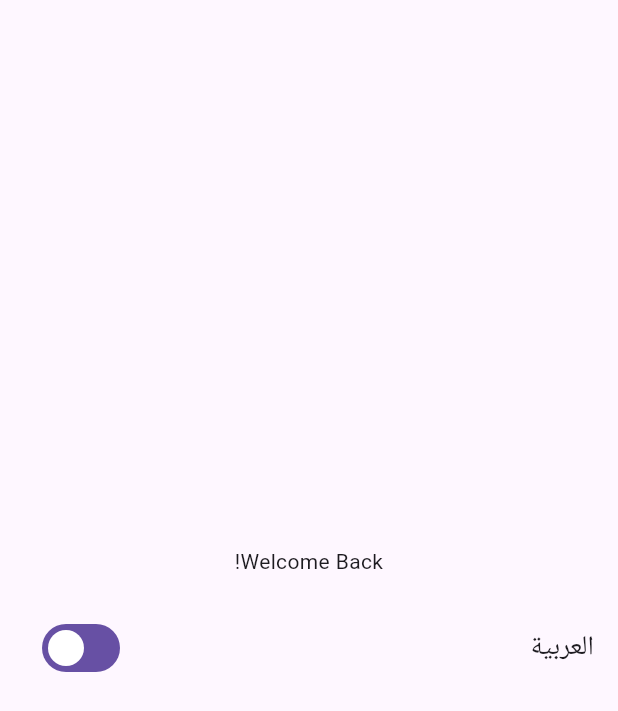
After one commit to habibagamal23/ecommerce_withSolid, a Flutter app: the OnboardingScreen screen opened by its route, after a tap on "English", on a phone screen of 412 x 824 dp. The commit adds this screen. Shown: the top 711 px of the screen. Run offline on Flutter 3.47's test engine with Material 3 defaults, Android fonts, the phone set to English and light mode, and no system bars; our stand-ins replace awesome_dialog, bloc, dio, easy_localization, flutter_bloc, flutter_screenutil and 5 more; accounts and stored records are empty.

Commit message:
add loc but still not working good

```diff
--- /dev/null
+++ b/lib/app_logic/localization/localization_cubit.dart
@@ -0,0 +1,25 @@
+import 'package:bloc/bloc.dart';
+import 'package:easy_localization/easy_localization.dart';
+import 'package:flutter/material.dart';
+import 'package:meta/meta.dart';
+
+part 'localization_state.dart';
+
+class LocalizationCubit extends Cubit<LocalizationState> {
+  LocalizationCubit() : super(const LocalizationInitial(Locale('en')));
+
+  // Toggle between English and Arabic locales
+  void toggleLocale() {
+    final currentLocale = state.locale;
+    Locale newLocale;
+
+    if (currentLocale.languageCode == 'en') {
+      newLocale = const Locale('ar');
+    } else {
+      newLocale = const Locale('en');
+    }
+
+    // Emit new state with the updated locale
+    emit(LocalizationChanged(newLocale));
+  }
+}
--- /dev/null
+++ b/lib/app_logic/localization/localization_state.dart
@@ -0,0 +1,15 @@
+part of 'localization_cubit.dart';
+
+@immutable
+abstract class LocalizationState {
+  final Locale locale;
+  const LocalizationState(this.locale);
+}
+
+class LocalizationInitial extends LocalizationState {
+  const LocalizationInitial(Locale locale) : super(locale);
+}
+
+class LocalizationChanged extends LocalizationState {
+  const LocalizationChanged(Locale locale) : super(locale);
+}
--- a/lib/core/di/di.dart
+++ b/lib/core/di/di.dart
@@ -19,7 +19,7 @@ void setGetit() {
 
   /// repositry
   getit.registerLazySingleton<LoginRepository>(
-          () => LoginRepositoryImpl(getit<ApiConsumer>()));
+      () => LoginRepositoryImpl(getit<ApiConsumer>()));
 
   ///cubit
   getit.registerFactory<LoginCubit>(() => LoginCubit(getit<LoginRepository>()));
--- a/lib/core/route/approuter.dart
+++ b/lib/core/route/approuter.dart
@@ -1,23 +1,32 @@
-
 import 'package:go_router/go_router.dart';
 
 import '../../features/Login/ui/screens/loginScreen.dart';
+import '../../features/onboarding/onboardingscreen.dart';
 
 class ConstantsRoutes {
   static const String splashScreen = "/";
   static const String loginScreen = "/login";
+  static const String onBoardingScreen = "/onboard";
 }
 
 class AppRouter {
   static final GoRouter router =
-      GoRouter(initialLocation: ConstantsRoutes.loginScreen,
-          routes: [
-        // login
+      GoRouter(initialLocation: ConstantsRoutes.loginScreen, routes: [
+    // login
     GoRoute(
       path: ConstantsRoutes.loginScreen,
       builder: (context, state) {
         return const Loginscreen();
       },
     ),
+    GoRoute(
+      path: ConstantsRoutes.onBoardingScreen,
+      builder: (context, state) {
+        return const OnboardingScreen();
+      },
+    ),
   ]);
+
+
+
 }
--- /dev/null
+++ b/lib/core/widgets/toggole.dart
@@ -0,0 +1,31 @@
+import 'package:flutter/material.dart';
+import 'package:flutter_bloc/flutter_bloc.dart';
+import 'package:easy_localization/easy_localization.dart';
+import '../../app_logic/localization/localization_cubit.dart';
+
+class LanguageToggle extends StatelessWidget {
+  const LanguageToggle({super.key});
+
+  @override
+  Widget build(BuildContext context) {
+    return BlocBuilder<LocalizationCubit, LocalizationState>(
+      builder: (context, state) {
+        return SwitchListTile(
+          title: Text(
+            state.locale.languageCode == 'en' ? 'English' : 'العربية',
+            style: const TextStyle(fontSize: 18),
+          ),
+          value: state.locale.languageCode == 'ar', // Show if Arabic is selected
+          onChanged: (bool isArabic) {
+            // Toggle the locale using the cubit
+            context.read<LocalizationCubit>().toggleLocale();
+
+            // After emitting the new state, set the locale with EasyLocalization
+            final newLocale = context.read<LocalizationCubit>().state.locale;
+            context.setLocale(newLocale);  // Change the locale with EasyLocalization
+          },
+        );
+      },
+    );
+  }
+}
--- a/lib/features/Login/logic/login_cubit.dart
+++ b/lib/features/Login/logic/login_cubit.dart
@@ -2,6 +2,7 @@ import 'package:bloc/bloc.dart';
 import 'package:flutter/material.dart';
 import 'package:meta/meta.dart';
 
+import '../../../core/cachhelper/chachhelpe.dart';
 import '../data/models/LoginBodyRequest.dart';
 import '../data/models/login_response.dart';
 import '../data/repos/LoginRepository.dart';
@@ -26,6 +27,7 @@ class LoginCubit extends Cubit<LoginState> {
           LoginBodyRequest(username: username.text, password: password.text);
       final result = await LoginRepo.loginUser(login: loginBodyRequest);
       if (result.isSuccess) {
+        await SharedPreferencesHelper.setId(result.data!.id!);
         emit(LoginSuccess(result.data!));
       } else {
         emit(LoginError(result.error!));
--- a/lib/features/Login/ui/widgets/Loading_widget.dart
+++ b/lib/features/Login/ui/widgets/Loading_widget.dart
@@ -8,7 +8,7 @@ class PrettyLoadingWidget extends StatelessWidget {
   @override
   Widget build(BuildContext context) {
     return  Center(
-      child: SpinKitFadingCircle(
+      child: SpinKitPouringHourGlass(
         color: Colors.blue,
         size: 50.0.sp,
       ),
--- /dev/null
+++ b/lib/features/onboarding/onboardingscreen.dart
@@ -0,0 +1,26 @@
+import 'package:easy_localization/easy_localization.dart';
+import 'package:flutter/material.dart';
+import 'package:flutter_bloc/flutter_bloc.dart';
+import '../../app_logic/localization/localization_cubit.dart';
+import '../../core/widgets/toggole.dart';
+import '../../generated/locale_keys.g.dart';
+
+class OnboardingScreen extends StatelessWidget {
+  const OnboardingScreen({super.key});
+
+  @override
+  Widget build(BuildContext context) {
+    return Scaffold(
+      body: Center(
+        child: Column(
+          mainAxisAlignment: MainAxisAlignment.center,
+          children: [
+            Text(LocaleKeys.Authentication_title_Login).tr(),
+            const SizedBox(height: 20),
+            const LanguageToggle(),  // Language toggle widget
+          ],
+        ),
+      ),
+    );
+  }
+}
--- a/lib/myApp.dart
+++ b/lib/myApp.dart
@@ -1,6 +1,9 @@
+import 'package:easy_localization/easy_localization.dart';
 import 'package:flutter/material.dart';
+import 'package:flutter_bloc/flutter_bloc.dart';
 import 'package:flutter_screenutil/flutter_screenutil.dart';
 
+import 'app_logic/localization/localization_cubit.dart';
 import 'core/route/approuter.dart';
 
 class MyApp extends StatelessWidget {
@@ -8,13 +11,26 @@ class MyApp extends StatelessWidget {
 
   @override
   Widget build(BuildContext context) {
-    return ScreenUtilInit(
-      designSize: Size(430, 932),
-      minTextAdapt: true,
-      child: MaterialApp.router(
-        routerConfig: AppRouter.router,
-        title: 'Fibo Ecommerce',
-      ),
+    return BlocBuilder<LocalizationCubit, LocalizationState>(
+      builder: (context, state) {
+        // Set the current locale from the cubit state
+        final locale = state is LocalizationChanged ? state.locale : Locale('en');
+
+        return ScreenUtilInit(
+          designSize: const Size(375, 812),
+          minTextAdapt: true,
+          builder: (context, child) {
+            return MaterialApp.router(
+              locale: locale,  // Apply the locale dynamically
+              localizationsDelegates: context.localizationDelegates,
+              supportedLocales: context.supportedLocales,
+              debugShowCheckedModeBanner: false,
+              routerConfig: AppRouter.router,
+              title: 'Fibo Ecommerce',
+            );
+          },
+        );
+      },
     );
   }
 }
--- a/pubspec.yaml
+++ b/pubspec.yaml
@@ -44,6 +44,8 @@ dependencies:
   flutter_bloc: ^8.1.6
   get_it: ^8.0.2
   flutter_spinkit: ^5.2.1
+  easy_localization: ^3.0.7
+  awesome_dialog: ^3.2.1
 
 dev_dependencies:
   flutter_test:
@@ -68,7 +70,8 @@ flutter:
   uses-material-design: true
 
   # To add assets to your application, add an assets section, like this:
-  # assets:
+  assets:
+    - assets/translations/
   #   - images/a_dot_burr.jpeg
   #   - images/a_dot_ham.jpeg
 
```
Also changed, not shown: assets/translations/ar.json (added, +26 -0 lines), assets/translations/en.json (added, +28 -0 lines), lib/core/cachhelper/chachhelpe.dart (+23 -22 lines), lib/core/route/checklogin.dart (added, +11 -0 lines), lib/core/widgets/dialog.dart (added, +40 -0 lines), lib/features/Login/ui/widgets/consumer.dart (+19 -8 lines), lib/main.dart (+22 -8 lines), lib/generated/codegen_loader.g.dart (added), lib/generated/locale_keys.g.dart (added), pubspec.lock.
